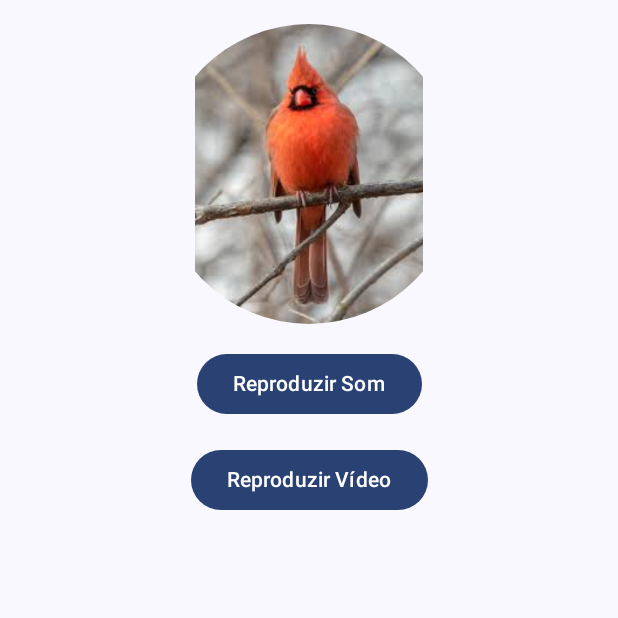
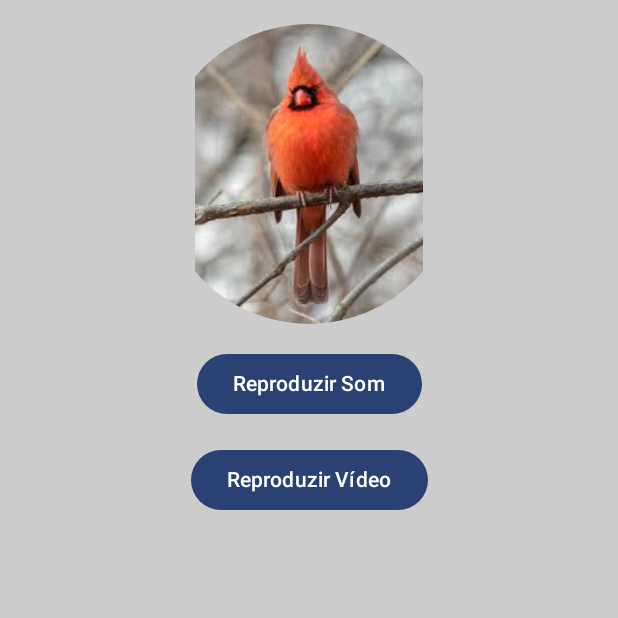
Before and after one commit to gustavohenriquefs/moveis-listas, an Android app built with Jetpack Compose: the composable AnimalScreen called with empty values, on a phone screen of 412 x 824 dp, the top half of it. Run offline under Robolectric (Android 15) with nearby library versions, the phone set to English and light mode, and no system bars.

Commit message:
add: readme and change animal background color

```diff
--- a/AnimalApp/app/src/main/java/com/example/animalapp/MainActivity.kt
+++ b/AnimalApp/app/src/main/java/com/example/animalapp/MainActivity.kt
@@ -7,6 +7,7 @@ import androidx.activity.ComponentActivity
 import androidx.activity.compose.setContent
 import androidx.activity.enableEdgeToEdge
 import androidx.compose.foundation.Image
+import androidx.compose.foundation.background
 import androidx.compose.foundation.layout.Box
 import androidx.compose.foundation.layout.Column
 import androidx.compose.foundation.layout.Spacer
@@ -34,6 +35,7 @@ import androidx.compose.runtime.setValue
 import androidx.compose.ui.Alignment
 import androidx.compose.ui.Modifier
 import androidx.compose.ui.draw.clip
+import androidx.compose.ui.graphics.Color
 import androidx.compose.ui.platform.LocalContext
 import androidx.compose.ui.res.painterResource
 import androidx.compose.ui.tooling.preview.Preview
@@ -122,6 +124,7 @@ fun AnimalScreen(animal: String) {
     Column(
         modifier = Modifier
             .fillMaxSize()
+            .background(Color.LightGray)
             .padding(16.dp),
         horizontalAlignment = Alignment.CenterHorizontally
     ) {
```
Also changed, not shown: 2 other files.
